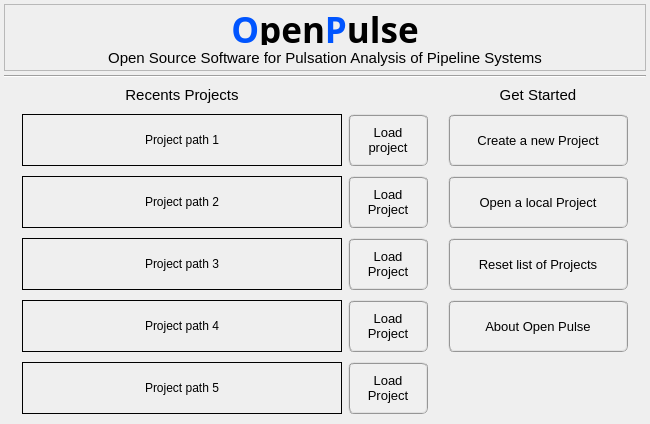
open-pulse/OpenPulse, file pulse/interface/ui_files/project/get_started_input.ui: the form before one commit.
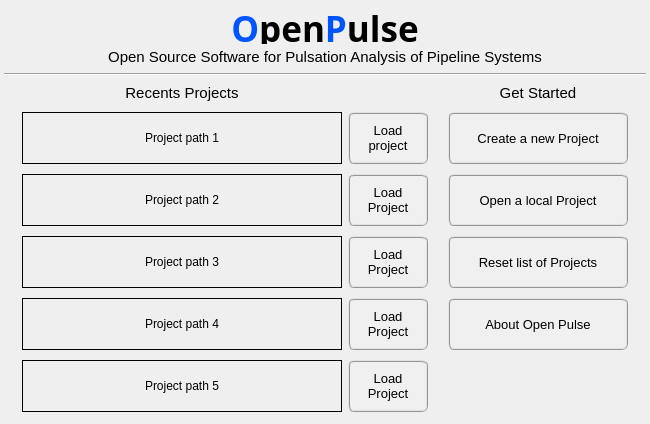
The form after the commit. Icons and pictures are not drawn.

```diff
--- a/pulse/interface/ui_files/project/get_started_input.ui
+++ b/pulse/interface/ui_files/project/get_started_input.ui
@@ -56,7 +56,7 @@
       </size>
      </property>
      <property name="frameShape">
-      <enum>QFrame::StyledPanel</enum>
+      <enum>QFrame::NoFrame</enum>
      </property>
      <property name="frameShadow">
       <enum>QFrame::Raised</enum>
```
